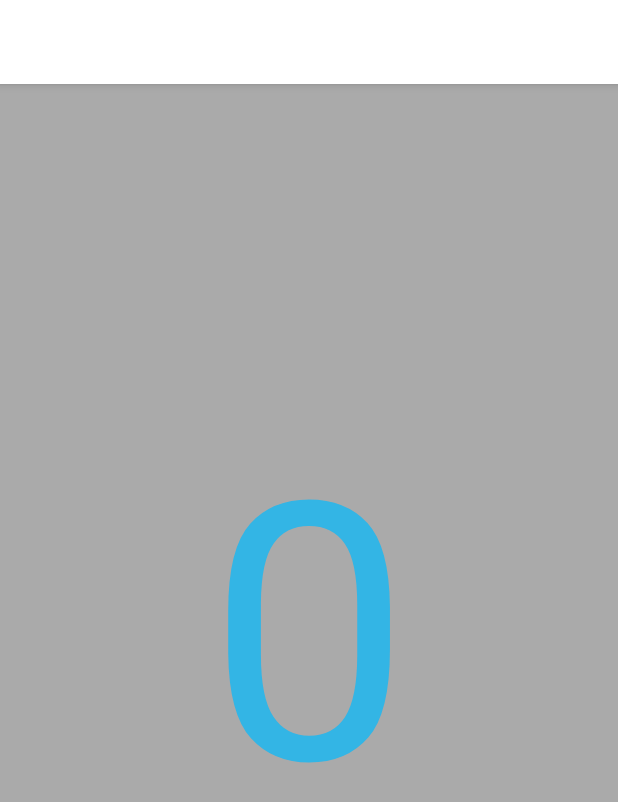
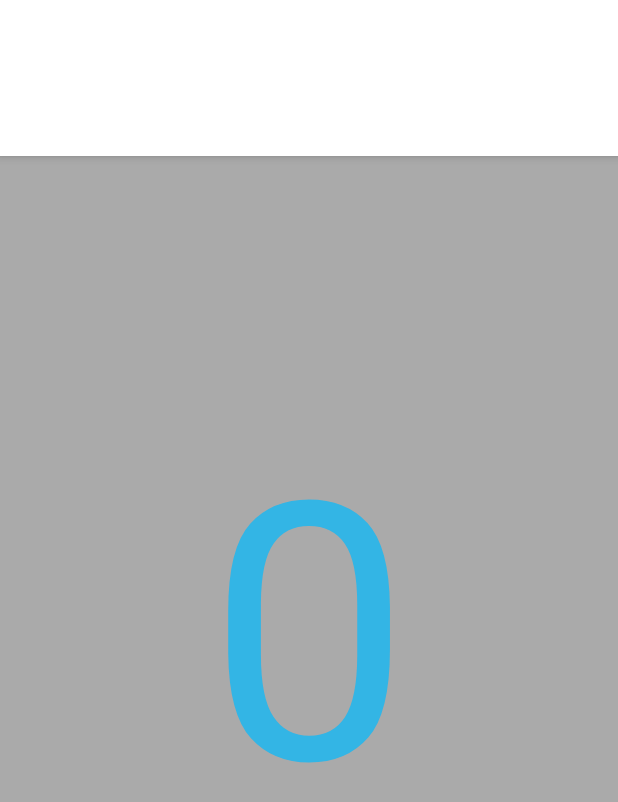
Before and after one commit to Singwai/android-opentune, an Android app: the screen it shows after launch (MainActivity), on a phone screen of 412 x 824 dp. Shown: the top 802 px of the screen. Run offline under Robolectric (Android 15) with nearby library versions, the phone set to English and light mode, and no system bars.

Commit message:
save work

```diff
--- /dev/null
+++ b/app/src/main/java/co/opentune/android/BaseActivity.java
@@ -0,0 +1,9 @@
+package co.opentune.android;
+
+import android.support.v7.app.AppCompatActivity;
+
+public class BaseActivity extends AppCompatActivity  {
+
+
+
+}
--- a/app/src/main/java/co/opentune/android/MainActivity.java
+++ b/app/src/main/java/co/opentune/android/MainActivity.java
@@ -13,7 +13,7 @@ import android.view.ViewGroup;
 
 import java.util.ArrayList;
 
-public class MainActivity extends AppCompatActivity implements OnClickListener {
+public class MainActivity extends BaseActivity implements OnClickListener {
 
 	private ViewPager pager;
 	private int mScreenWidth;
@@ -26,21 +26,16 @@ public class MainActivity extends AppCompatActivity implements OnClickListener {
 	protected void onCreate(Bundle savedInstanceState) {
 		super.onCreate(savedInstanceState);
 		setContentView(R.layout.activity_default);
-		DisplayMetrics dm = new DisplayMetrics();
-		getWindowManager().getDefaultDisplay().getMetrics(dm);
-		mScreenWidth = dm.widthPixels;
-		item_width = (int) ((mScreenWidth / 4.0 + 0.5f));
-
 		pager = (ViewPager) findViewById(R.id.pager);
 		//initNav();
 		initViewPager();
 	}
 
 	private void initViewPager() {
-		fragments = new ArrayList<Fragment>();
+		fragments = new ArrayList<>();
     	for (int i = 0; i < 10; i++) {
-    		//Bundle data = new Bundle();
-    		//data.putString("text", (i+1)+"");
+    		Bundle data = new Bundle();
+    		data.putString("text", (i+1)+"");
     		BaseFragment fragment = new BaseFragment();
     		//fragment.setArguments(data);
     		fragments.add(fragment);
--- a/app/src/main/res/layout/activity_default.xml
+++ b/app/src/main/res/layout/activity_default.xml
@@ -13,6 +13,12 @@
             android:id="@+id/tb_feed"
             android:layout_width="match_parent"
             android:layout_height="?android:attr/actionBarSize" />
+
+        <android.support.design.widget.TabLayout
+            android:id="@+id/tabs"
+            android:layout_width="match_parent"
+            android:layout_height="wrap_content"
+            android:layout_below="@id/tb_feed" />
     </android.support.design.widget.AppBarLayout>
 
     <android.support.v4.view.ViewPager
```
